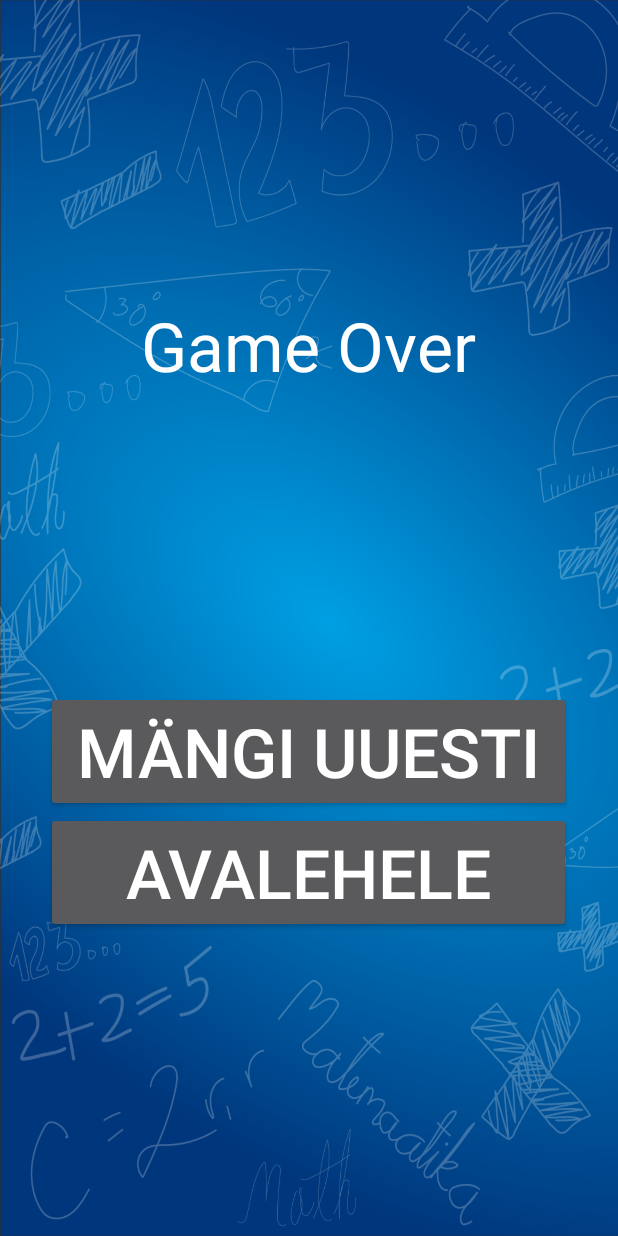
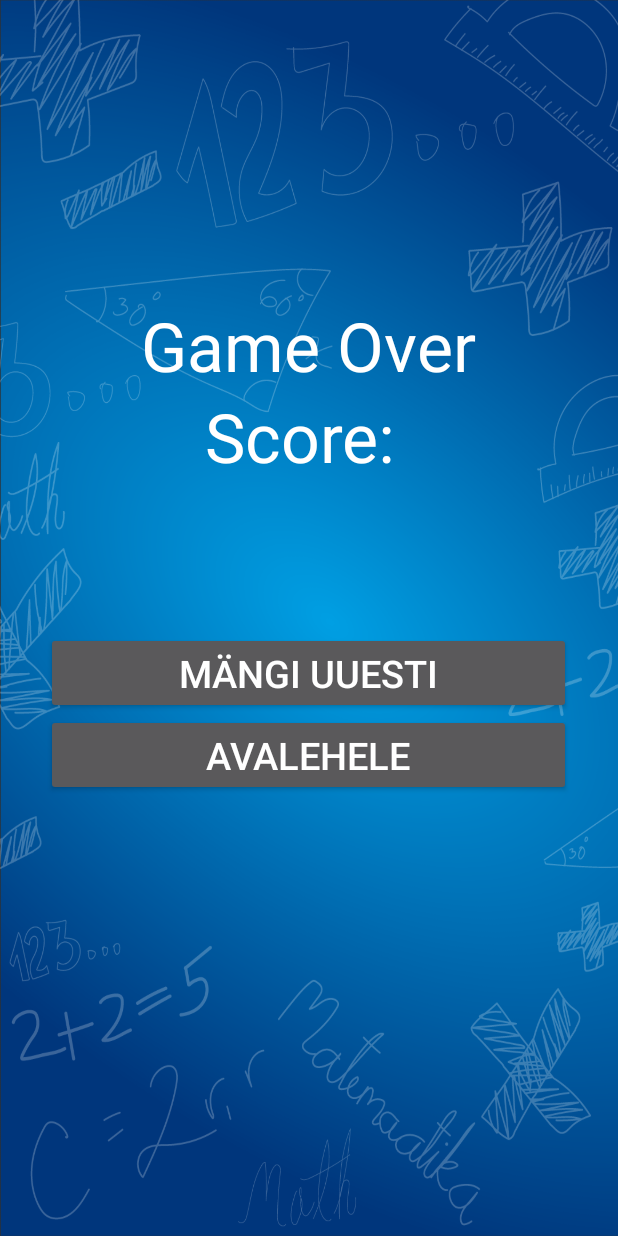
Before and after one commit to psarri/Mobiilirakendused-Grupp_5-1, an Android app: the layout activity_game_over.xml on its own in the app's theme, with its tools: preview values and no code run, on a phone screen of 412 x 824 dp. Run offline under Robolectric (Android 15) with nearby library versions, the phone set to English and light mode, and no system bars.

Commit message:
Ref#6-db init

```diff
--- a/app/src/main/java/com/tlu/mathapp/Game.java
+++ b/app/src/main/java/com/tlu/mathapp/Game.java
@@ -3,6 +3,7 @@ package com.tlu.mathapp;
 import android.content.Intent;
 import android.os.Bundle;
 import android.os.CountDownTimer;
+import android.util.Log;
 import android.view.View;
 import android.widget.Button;
 import android.widget.TextView;
@@ -17,6 +18,7 @@ import javax.script.ScriptEngine;
 import javax.script.ScriptException;
 
 import androidx.appcompat.app.AppCompatActivity;
+import androidx.room.Room;
 
 
 public class Game extends AppCompatActivity {
@@ -115,6 +117,7 @@ public class Game extends AppCompatActivity {
         if(wrongAnswers >= 5){
             timer.cancel();
             Intent intent = new Intent(this, GameOver.class);
+            intent.putExtra("SCORE", this.score + "");
             startActivity(intent);
         }else {
             newRandom();
--- a/app/src/main/res/layout/activity_game_over.xml
+++ b/app/src/main/res/layout/activity_game_over.xml
@@ -15,7 +15,15 @@
         android:layout_gravity="center_horizontal"
         android:text="@string/game_over"
         android:layout_marginTop="200dp"
-        android:layout_marginBottom="200dp"
+        android:textColor="@color/colorPrimary"
+        android:textSize="45sp" />
+
+    <TextView
+        android:id="@+id/game_over_score"
+        android:layout_width="wrap_content"
+        android:layout_height="wrap_content"
+        android:layout_gravity="center_horizontal"
+        android:text="@string/game_over_score"
         android:textColor="@color/colorPrimary"
         android:textSize="45sp" />
 
@@ -26,7 +34,8 @@
         android:layout_gravity="center_horizontal"
         android:text="Mängi uuesti"
         android:width="350dp"
-        android:textSize="45sp" />
+        android:layout_marginTop="100dp"
+        android:textSize="25sp" />
     <Button
         android:id="@+id/to_home"
         android:layout_width="wrap_content"
@@ -34,6 +43,6 @@
         android:layout_gravity="center_horizontal"
         android:text="Avalehele"
         android:width="350dp"
-        android:textSize="45sp" />
+        android:textSize="25sp" />
 
 </LinearLayout>
--- a/app/src/main/res/values/strings.xml
+++ b/app/src/main/res/values/strings.xml
@@ -10,4 +10,5 @@
     <string name="status_message"></string>
     <string name="lives">5/5</string>
     <string name="score">Score: 0</string>
+    <string name="game_over_score">"Score: "</string>
 </resources>
```
Also changed, not shown: app/build.gradle (+16 -0 lines), app/src/main/java/com/tlu/mathapp/AppDatabase.java (added, +10 -0 lines), app/src/main/java/com/tlu/mathapp/GameOver.java (+15 -0 lines), app/src/main/java/com/tlu/mathapp/Result.java (added, +24 -0 lines), app/src/main/java/com/tlu/mathapp/ResultsDao.java (added, +21 -0 lines).
